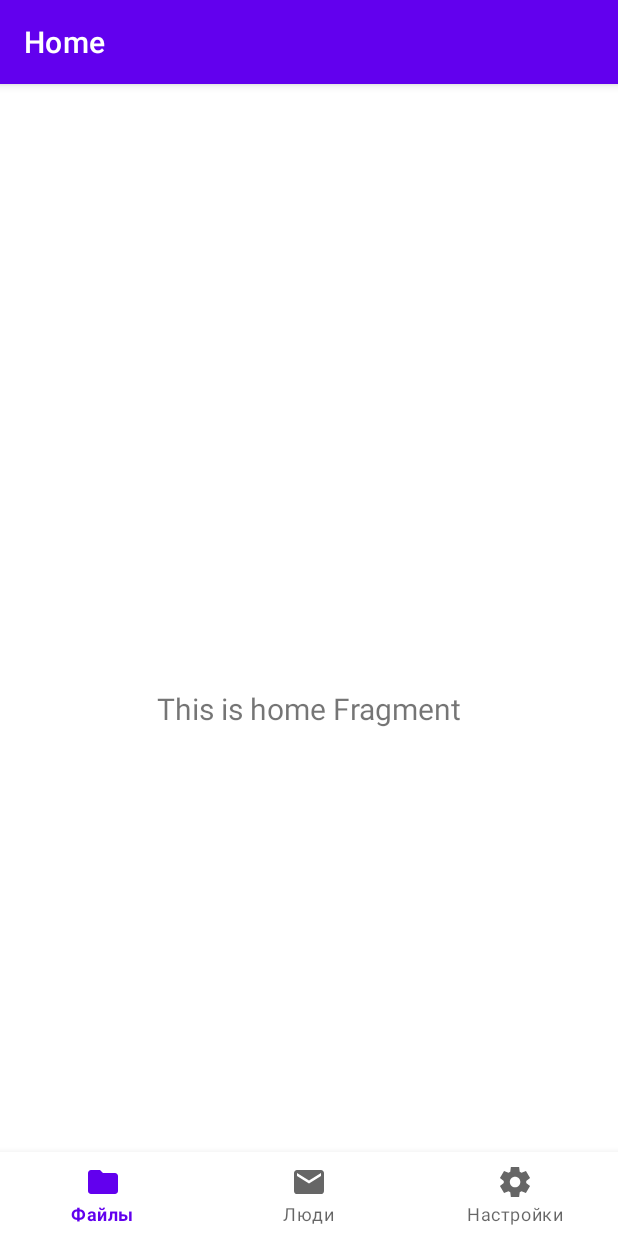
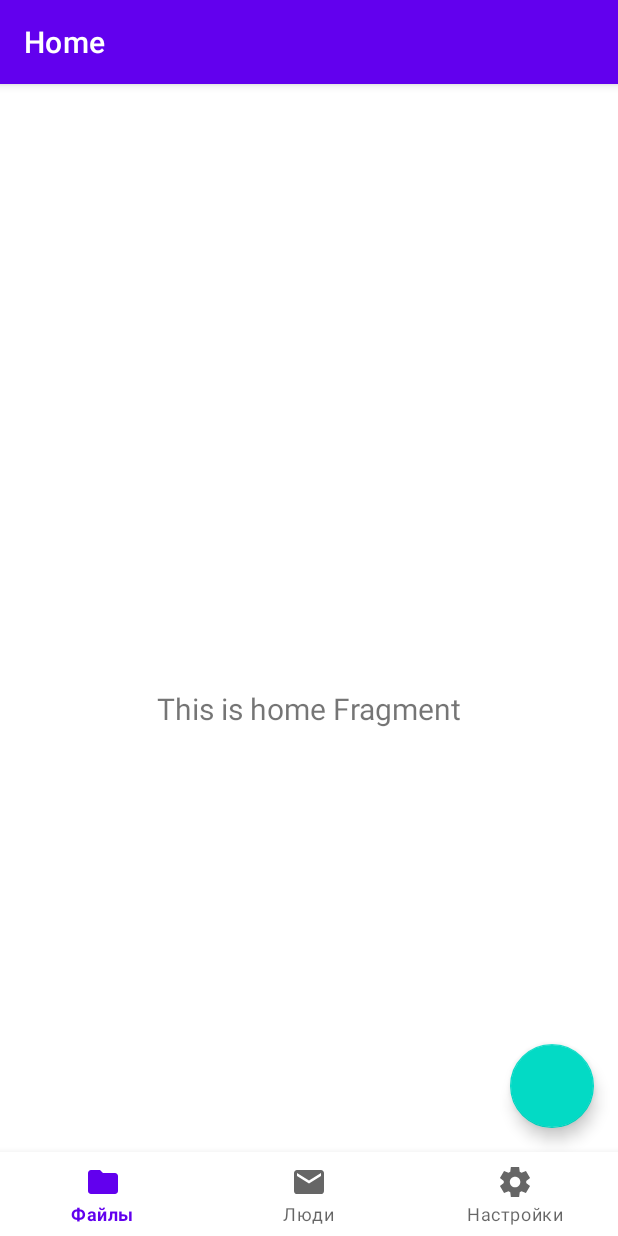
Before and after one commit to Was404/Urup, an Android app: the screen it shows after launch (MainActivity), on a phone screen of 412 x 824 dp. Run offline under Robolectric (Android 15) with nearby library versions, the phone set to English and light mode, and no system bars; our stand-ins replace navigation-ui.

Commit message:
items for work with files

```diff
--- a/app/src/main/res/layout/activity_main.xml
+++ b/app/src/main/res/layout/activity_main.xml
@@ -1,6 +1,7 @@
 <?xml version="1.0" encoding="utf-8"?>
 <androidx.constraintlayout.widget.ConstraintLayout xmlns:android="http://schemas.android.com/apk/res/android"
     xmlns:app="http://schemas.android.com/apk/res-auto"
+    xmlns:tools="http://schemas.android.com/tools"
     android:id="@+id/container"
     android:layout_width="match_parent"
     android:layout_height="match_parent"
@@ -10,8 +11,6 @@
         android:id="@+id/nav_view"
         android:layout_width="0dp"
         android:layout_height="wrap_content"
-        android:layout_marginStart="0dp"
-        android:layout_marginEnd="0dp"
         android:background="?android:attr/windowBackground"
         app:layout_constraintBottom_toBottomOf="parent"
         app:layout_constraintLeft_toLeftOf="parent"
@@ -30,4 +29,23 @@
         app:layout_constraintTop_toTopOf="parent"
         app:navGraph="@navigation/mobile_navigation" />
 
+    <!-- Добавьте RecyclerView -->
+    <androidx.recyclerview.widget.RecyclerView
+        android:id="@+id/fileRecyclerView"
+        android:layout_width="match_parent"
+        android:layout_height="match_parent"
+        app:layoutManager="LinearLayoutManager"/>
+
+    <!-- FAB -->
+    <com.google.android.material.floatingactionbutton.FloatingActionButton
+        android:id="@+id/fab"
+        android:layout_width="wrap_content"
+        android:layout_height="wrap_content"
+        android:layout_gravity="bottom|end"
+        android:layout_margin="16dp"
+        android:layout_marginBottom="12dp"
+        app:layout_constraintBottom_toTopOf="@+id/nav_view"
+        app:layout_constraintEnd_toEndOf="parent"
+        tools:ignore="MissingConstraints" />
+
 </androidx.constraintlayout.widget.ConstraintLayout>
```
